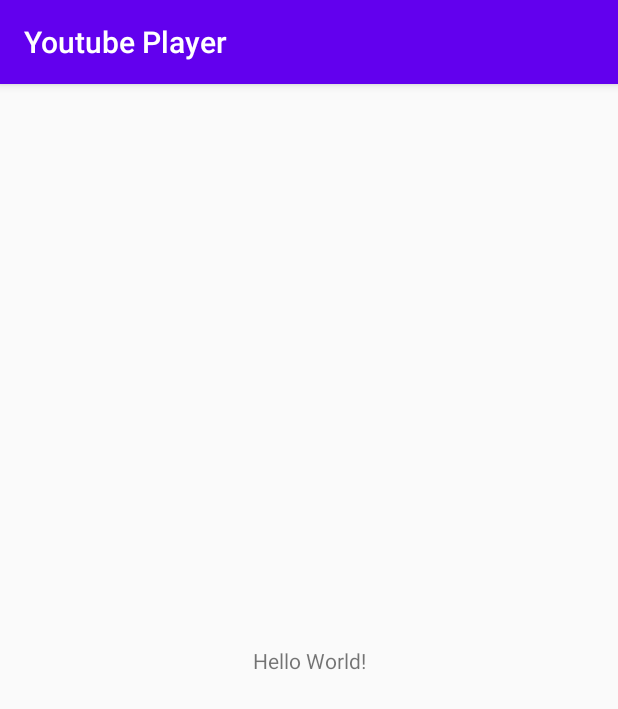
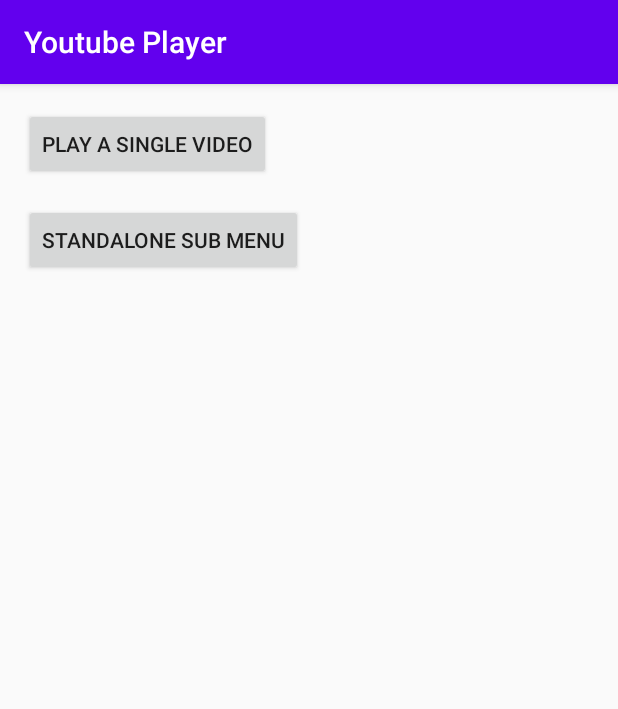
Before and after one commit to iamspd2/youtube-player-app, an Android app: the screen it shows after launch (MainActivity), on a phone screen of 412 x 824 dp. Shown: the top 709 px of the screen. Run offline under Robolectric (Android 15) with nearby library versions, the phone set to English and light mode, and no system bars.

Commit message:
Add main activity

```diff
--- a/app/src/main/java/com/srajdash/myapplication/YoutubeActivity.kt
+++ b/app/src/main/java/com/srajdash/myapplication/YoutubeActivity.kt
@@ -44,8 +44,10 @@ class YoutubeActivity : YouTubeBaseActivity(), YouTubePlayer.OnInitializedListen
 
         player?.setPlayerStateChangeListener(playerStateChangeListener)
         player?.setPlaybackEventListener(playbackEventListener)
-        if(wasRestored) {
-            player?.cueVideo(YOUTUBE_VIDEO_ID)
+        if(!wasRestored) {
+            player?.loadVideo(YOUTUBE_VIDEO_ID)
+        } else {
+            player?.play()
         }
     }
 
--- a/app/src/main/res/layout/activity_main.xml
+++ b/app/src/main/res/layout/activity_main.xml
@@ -6,13 +6,22 @@
     android:layout_height="match_parent"
     tools:context=".MainActivity">
 
-    <TextView
+    <Button
+        android:id="@+id/btnPlaySingle"
         android:layout_width="wrap_content"
         android:layout_height="wrap_content"
-        android:text="Hello World!"
-        app:layout_constraintBottom_toBottomOf="parent"
-        app:layout_constraintLeft_toLeftOf="parent"
-        app:layout_constraintRight_toRightOf="parent"
+        android:layout_marginStart="16dp"
+        android:layout_marginTop="16dp"
+        android:text="play a single video"
+        app:layout_constraintStart_toStartOf="parent"
         app:layout_constraintTop_toTopOf="parent" />
 
+    <Button
+        android:id="@+id/btnStandAlone"
+        android:layout_width="wrap_content"
+        android:layout_height="wrap_content"
+        android:layout_marginTop="16dp"
+        android:text="standalone sub menu"
+        app:layout_constraintStart_toStartOf="@+id/btnPlaySingle"
+        app:layout_constraintTop_toBottomOf="@+id/btnPlaySingle" />
 </androidx.constraintlayout.widget.ConstraintLayout>
```
